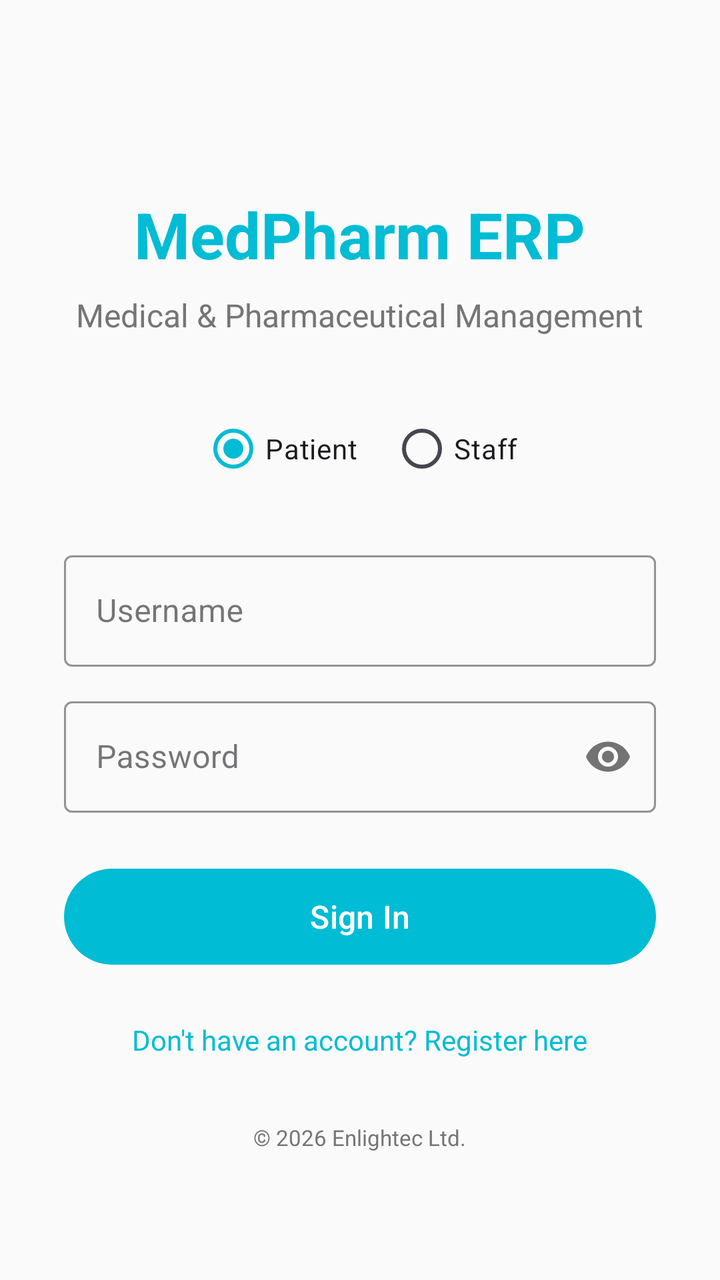
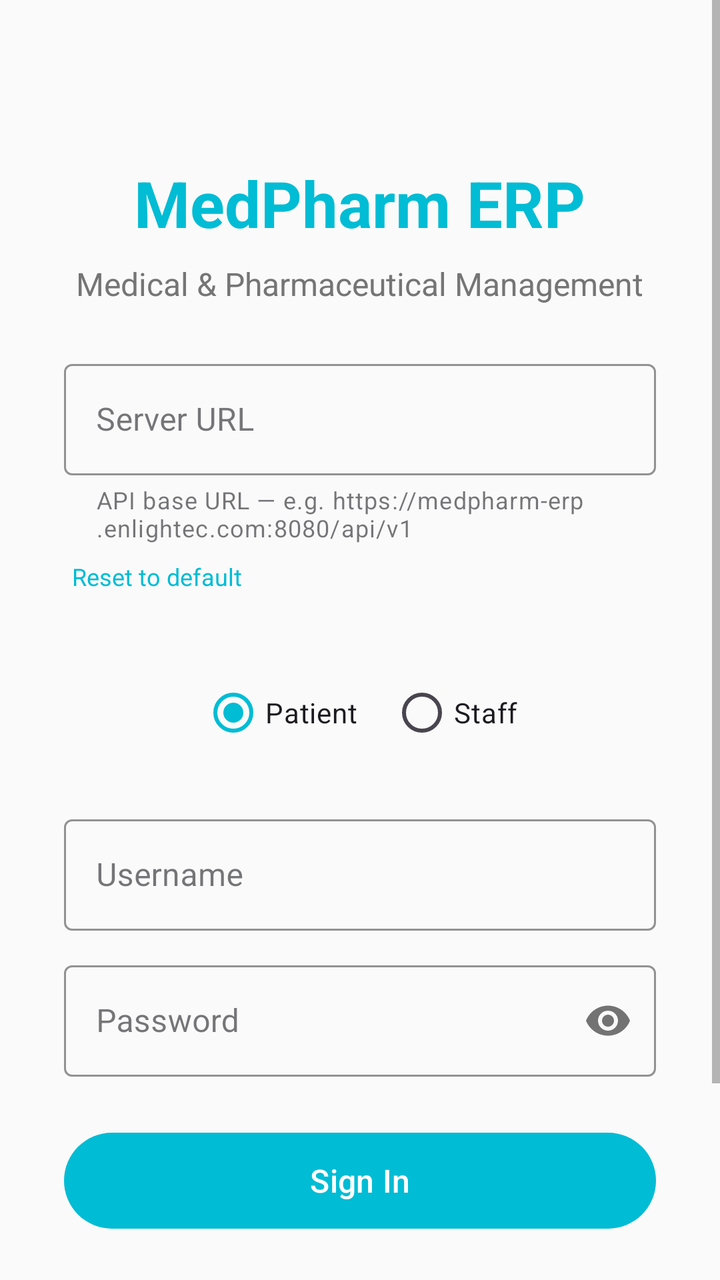

The first picture is an Android layout as it rendered before a commit; the second is the same layout after the commit. The layout source and the unified diff follow.
<!-- AndroidManifest.xml: application theme Theme.MedPharm -->
<!-- res/layout/activity_login.xml -->
<?xml version="1.0" encoding="utf-8"?>
<ScrollView xmlns:android="http://schemas.android.com/apk/res/android"
    xmlns:app="http://schemas.android.com/apk/res-auto"
    android:layout_width="match_parent"
    android:layout_height="match_parent"
    android:background="@color/background"
    android:fillViewport="true">

    <LinearLayout
        android:layout_width="match_parent"
        android:layout_height="wrap_content"
        android:gravity="center"
        android:orientation="vertical"
        android:padding="32dp">

        
        <TextView
            android:layout_width="wrap_content"
            android:layout_height="wrap_content"
            android:layout_marginTop="48dp"
            android:text="@string/login_title"
            android:textColor="@color/primary"
            android:textSize="32sp"
            android:textStyle="bold" />

        <TextView
            android:layout_width="wrap_content"
            android:layout_height="wrap_content"
            android:layout_marginTop="8dp"
            android:text="@string/login_subtitle"
            android:textColor="@color/text_secondary"
            android:textSize="16sp" />

        
        <RadioGroup
            android:id="@+id/rgLoginType"
            android:layout_width="wrap_content"
            android:layout_height="wrap_content"
            android:layout_marginTop="32dp"
            android:orientation="horizontal">

            <RadioButton
                android:id="@+id/rbPatient"
                android:layout_width="wrap_content"
                android:layout_height="wrap_content"
                android:checked="true"
                android:text="@string/login_type_patient"
                android:paddingEnd="16dp" />

            <RadioButton
                android:id="@+id/rbStaff"
                android:layout_width="wrap_content"
                android:layout_height="wrap_content"
                android:text="@string/login_type_staff" />
        </RadioGroup>

        
        <com.google.android.material.textfield.TextInputLayout
            android:layout_width="match_parent"
            android:layout_height="wrap_content"
            android:layout_marginTop="24dp"
            app:boxStrokeColor="@color/primary"
            style="@style/Widget.MaterialComponents.TextInputLayout.OutlinedBox">

            <com.google.android.material.textfield.TextInputEditText
                android:id="@+id/etUsername"
                android:layout_width="match_parent"
                android:layout_height="wrap_content"
                android:hint="@string/hint_username"
                android:inputType="text"
                android:imeOptions="actionNext" />
        </com.google.android.material.textfield.TextInputLayout>

        
        <com.google.android.material.textfield.TextInputLayout
            android:layout_width="match_parent"
            android:layout_height="wrap_content"
            android:layout_marginTop="12dp"
            app:passwordToggleEnabled="true"
            app:boxStrokeColor="@color/primary"
            style="@style/Widget.MaterialComponents.TextInputLayout.OutlinedBox">

            <com.google.android.material.textfield.TextInputEditText
                android:id="@+id/etPassword"
                android:layout_width="match_parent"
                android:layout_height="wrap_content"
                android:hint="@string/hint_password"
                android:inputType="textPassword"
                android:imeOptions="actionDone" />
        </com.google.android.material.textfield.TextInputLayout>

        
        <com.google.android.material.button.MaterialButton
            android:id="@+id/btnLogin"
            android:layout_width="match_parent"
            android:layout_height="56dp"
            android:layout_marginTop="24dp"
            android:text="@string/btn_login"
            android:textSize="16sp"
            app:backgroundTint="@color/primary" />

        
        <ProgressBar
            android:id="@+id/progressBar"
            android:layout_width="wrap_content"
            android:layout_height="wrap_content"
            android:layout_marginTop="16dp"
            android:visibility="gone"
            android:indeterminateTint="@color/primary" />

        
        <TextView
            android:id="@+id/tvRegister"
            android:layout_width="wrap_content"
            android:layout_height="wrap_content"
            android:layout_marginTop="24dp"
            android:text="@string/register_link"
            android:textColor="@color/primary"
            android:textSize="14sp" />

        
        <TextView
            android:layout_width="wrap_content"
            android:layout_height="wrap_content"
            android:layout_marginTop="32dp"
            android:layout_marginBottom="16dp"
            android:text="@string/copyright"
            android:textColor="@color/text_secondary"
            android:textSize="11sp" />

    </LinearLayout>
</ScrollView>
<!-- resources referenced by this layout -->
<resources>
  <color name="background">#FAFAFA</color>
  <color name="primary">#00BCD4</color>
  <color name="text_secondary">#757575</color>
  <string name="btn_login">Sign In</string>
  <string name="copyright">© 2026 Enlightec Ltd.</string>
  <string name="hint_password">Password</string>
  <string name="hint_username">Username</string>
  <string name="login_subtitle">Medical &amp; Pharmaceutical Management</string>
  <string name="login_title">MedPharm ERP</string>
  <string name="login_type_patient">Patient</string>
  <string name="login_type_staff">Staff</string>
  <string name="register_link">Don\'t have an account? Register here</string>
  <style name="Theme.MedPharm" parent="Theme.Material3.Light.NoActionBar">
          <item name="colorPrimary">@color/primary</item>
          <item name="colorPrimaryDark">@color/primary_dark</item>
          <item name="colorAccent">@color/secondary</item>
          <item name="colorSecondary">@color/secondary</item>
          <item name="android:colorBackground">@color/background</item>
          <item name="colorSurface">@color/surface</item>
          <item name="colorError">@color/error</item>
          <item name="colorOnPrimary">@color/text_on_primary</item>
          <item name="colorOnSecondary">@color/text_on_secondary</item>
          <item name="android:textColorPrimary">@color/text_primary</item>
          <item name="android:textColorSecondary">@color/text_secondary</item>
          <item name="android:statusBarColor">@color/primary_dark</item>
      </style>
  <color name="primary_dark">#00838F</color>
  <color name="secondary">#26A69A</color>
  <color name="surface">#FFFFFF</color>
  <color name="error">#B00020</color>
  <color name="text_on_primary">#FFFFFF</color>
  <color name="text_on_secondary">#FFFFFF</color>
  <color name="text_primary">#212121</color>
</resources>

<!-- the commit's change to res/layout/activity_login.xml (unified diff, before → after) -->
@@ -30,6 +30,38 @@
             android:text="@string/login_subtitle"
             android:textColor="@color/text_secondary"
             android:textSize="16sp" />
+
+        
+        <com.google.android.material.textfield.TextInputLayout
+            android:layout_width="match_parent"
+            android:layout_height="wrap_content"
+            android:layout_marginTop="24dp"
+            android:hint="@string/hint_server_url"
+            app:boxStrokeColor="@color/primary"
+            app:helperText="@string/hint_server_url_helper"
+            style="@style/Widget.MaterialComponents.TextInputLayout.OutlinedBox">
+
+            <com.google.android.material.textfield.TextInputEditText
+                android:id="@+id/etServerUrl"
+                android:layout_width="match_parent"
+                android:layout_height="wrap_content"
+                android:inputType="textUri"
+                android:imeOptions="actionNext" />
+        </com.google.android.material.textfield.TextInputLayout>
+
+        <TextView
+            android:id="@+id/tvResetServerUrl"
+            android:layout_width="wrap_content"
+            android:layout_height="wrap_content"
+            android:layout_marginTop="4dp"
+            android:layout_gravity="start"
+            android:paddingStart="4dp"
+            android:paddingEnd="4dp"
+            android:paddingTop="4dp"
+            android:paddingBottom="4dp"
+            android:text="@string/btn_reset_server_url"
+            android:textColor="@color/primary"
+            android:textSize="12sp" />
 
         
         <RadioGroup
<!-- resource entries referenced after the edit -->
@@ -4,8 +4,11 @@
   <color name="primary">#00BCD4</color>
   <color name="text_secondary">#757575</color>
   <string name="btn_login">Sign In</string>
+  <string name="btn_reset_server_url">Reset to default</string>
   <string name="copyright">© 2026 Enlightec Ltd.</string>
   <string name="hint_password">Password</string>
+  <string name="hint_server_url">Server URL</string>
+  <string name="hint_server_url_helper">API base URL — e.g. https://medpharm-erp.enlightec.com:8080/api/v1</string>
   <string name="hint_username">Username</string>
   <string name="login_subtitle">Medical &amp; Pharmaceutical Management</string>
   <string name="login_title">MedPharm ERP</string>
